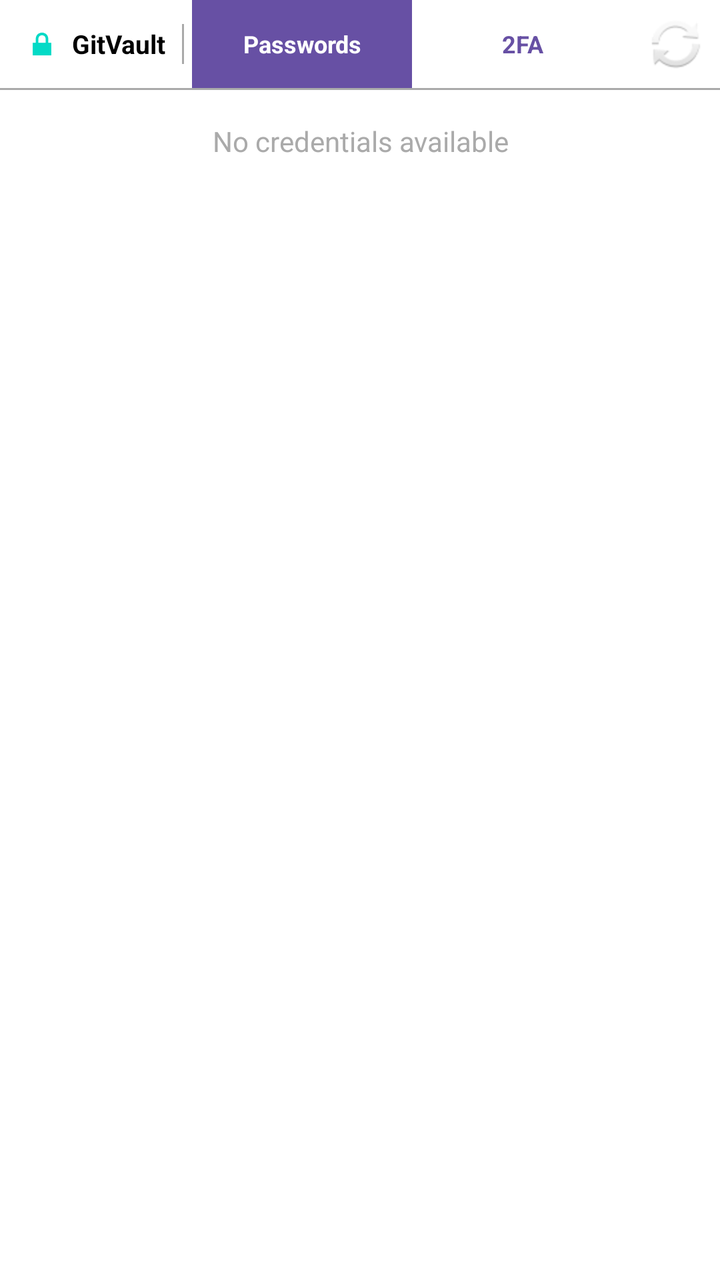
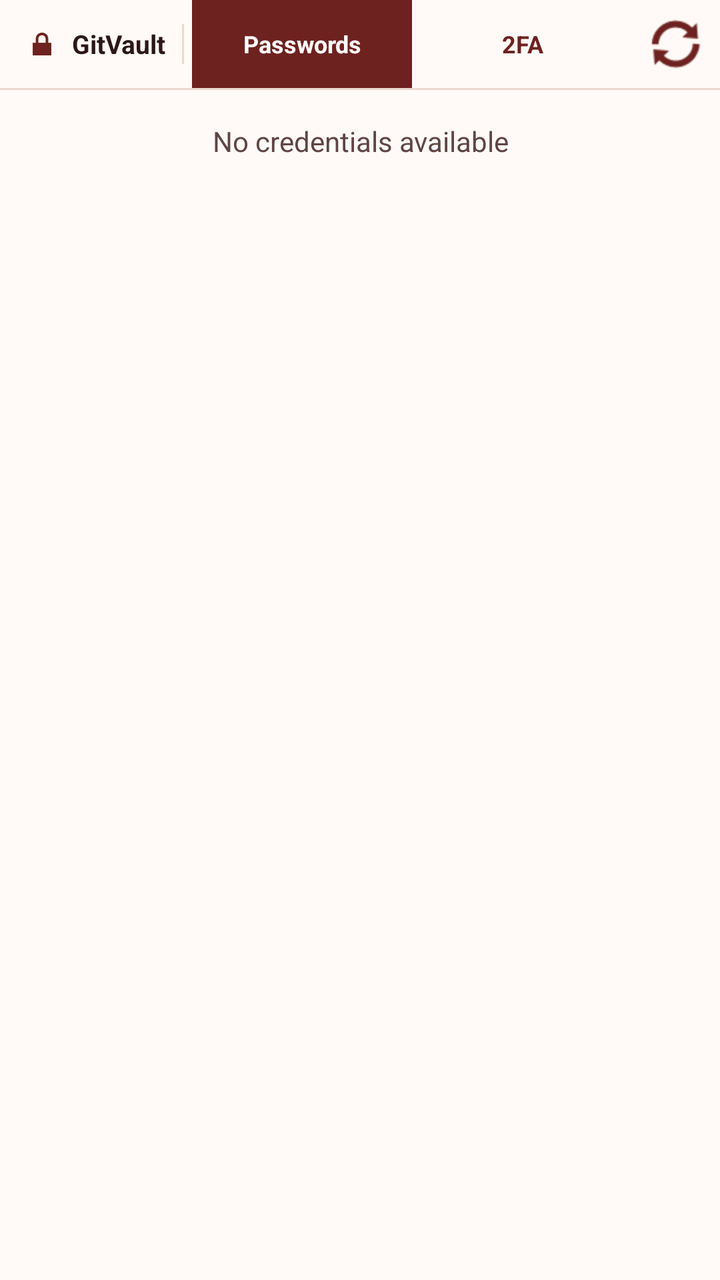

Before-and-after screenshots of an Android layout around one commit, followed by the original layout XML and the change that was made.
<!-- AndroidManifest.xml: fallback theme Theme.MaterialComponents.DayNight.NoActionBar -->
<!-- res/layout/ime_toolbar.xml -->
<?xml version="1.0" encoding="utf-8"?>
<LinearLayout xmlns:android="http://schemas.android.com/apk/res/android"
    android:id="@+id/ime_root"
    android:layout_width="match_parent"
    android:layout_height="wrap_content"
    android:orientation="vertical"
    android:background="@android:color/white">

    
    <LinearLayout
        android:id="@+id/ime_header"
        android:layout_width="match_parent"
        android:layout_height="44dp"
        android:orientation="horizontal"
        android:gravity="center_vertical"
        android:paddingStart="12dp"
        android:paddingEnd="4dp"
        android:background="@android:color/white">

        <ImageView
            android:id="@+id/ime_lock_icon"
            android:layout_width="18dp"
            android:layout_height="18dp"
            android:layout_marginEnd="6dp"
            android:contentDescription="@string/ime_lock_icon"
            android:src="@android:drawable/ic_lock_lock" />

        <TextView
            android:id="@+id/ime_title"
            android:layout_width="wrap_content"
            android:layout_height="wrap_content"
            android:layout_marginEnd="8dp"
            android:text="@string/app_name"
            android:textSize="13sp"
            android:textStyle="bold"
            android:textColor="@android:color/black" />

        <View
            android:id="@+id/ime_title_divider"
            android:layout_width="1dp"
            android:layout_height="20dp"
            android:layout_marginEnd="4dp"
            android:background="@android:color/darker_gray" />

        <TextView
            android:id="@+id/tab_passwords"
            android:layout_width="0dp"
            android:layout_height="match_parent"
            android:layout_weight="1"
            android:text="Passwords"
            android:textSize="12sp"
            android:textStyle="bold"
            android:gravity="center"
            android:clickable="true"
            android:focusable="true"
            android:textColor="@android:color/white"
            android:background="#6750A4" />

        <TextView
            android:id="@+id/tab_2fa"
            android:layout_width="0dp"
            android:layout_height="match_parent"
            android:layout_weight="1"
            android:text="2FA"
            android:textSize="12sp"
            android:textStyle="bold"
            android:gravity="center"
            android:clickable="true"
            android:focusable="true"
            android:textColor="#6750A4"
            android:background="@android:color/white" />

        <ImageButton
            android:id="@+id/ime_load_credentials"
            android:layout_width="36dp"
            android:layout_height="36dp"
            android:layout_marginStart="4dp"
            android:background="@android:color/transparent"
            android:contentDescription="Reload"
            android:src="@android:drawable/ic_popup_sync" />

    </LinearLayout>

    
    <View
        android:id="@+id/ime_divider"
        android:layout_width="match_parent"
        android:layout_height="1dp"
        android:background="@android:color/darker_gray" />

    
    <TextView
        android:id="@+id/ime_message"
        android:layout_width="match_parent"
        android:layout_height="wrap_content"
        android:padding="16dp"
        android:text="@string/ime_empty_state"
        android:textAlignment="center"
        android:textColor="@android:color/darker_gray"
        android:background="@android:color/white"
        android:visibility="visible" />

    
    <ScrollView
        android:id="@+id/ime_credentials_scroll"
        android:layout_width="match_parent"
        android:layout_height="120dp"
        android:background="@android:color/white"
        android:visibility="gone">

        <LinearLayout
            android:id="@+id/ime_credentials_list"
            android:layout_width="match_parent"
            android:layout_height="wrap_content"
            android:orientation="vertical" />

    </ScrollView>

</LinearLayout>
<!-- resources referenced by this layout -->
<resources>
  <string name="app_name">GitVault</string>
  <string name="ime_empty_state">No credentials available</string>
  <string name="ime_lock_icon">Lock icon</string>
</resources>

<!-- the commit's change to res/layout/ime_toolbar.xml (unified diff, before → after) -->
@@ -4,7 +4,7 @@
     android:layout_width="match_parent"
     android:layout_height="wrap_content"
     android:orientation="vertical"
-    android:background="@android:color/white">
+    android:background="@color/ime_surface">
 
     
     <LinearLayout
@@ -15,7 +15,7 @@
         android:gravity="center_vertical"
         android:paddingStart="12dp"
         android:paddingEnd="4dp"
-        android:background="@android:color/white">
+        android:background="@color/ime_surface">
 
         <ImageView
             android:id="@+id/ime_lock_icon"
@@ -23,7 +23,8 @@
             android:layout_height="18dp"
             android:layout_marginEnd="6dp"
             android:contentDescription="@string/ime_lock_icon"
-            android:src="@android:drawable/ic_lock_lock" />
+            android:src="@android:drawable/ic_lock_lock"
+            android:tint="@color/ime_accent" />
 
         <TextView
             android:id="@+id/ime_title"
@@ -33,14 +34,14 @@
             android:text="@string/app_name"
             android:textSize="13sp"
             android:textStyle="bold"
-            android:textColor="@android:color/black" />
+            android:textColor="@color/ime_text" />
 
         <View
             android:id="@+id/ime_title_divider"
             android:layout_width="1dp"
             android:layout_height="20dp"
             android:layout_marginEnd="4dp"
-            android:background="@android:color/darker_gray" />
+            android:background="@color/ime_divider" />
 
         <TextView
             android:id="@+id/tab_passwords"
@@ -53,8 +54,8 @@
             android:gravity="center"
             android:clickable="true"
             android:focusable="true"
-            android:textColor="@android:color/white"
-            android:background="#6750A4" />
+            android:textColor="@color/ime_on_oxblood"
+            android:background="@color/ime_oxblood" />
 
         <TextView
             android:id="@+id/tab_2fa"
@@ -67,8 +68,8 @@
             android:gravity="center"
             android:clickable="true"
             android:focusable="true"
-            android:textColor="#6750A4"
-            android:background="@android:color/white" />
+            android:textColor="@color/ime_tab_inactive"
+            android:background="@color/ime_surface" />
 
         <ImageButton
             android:id="@+id/ime_load_credentials"
@@ -77,7 +78,8 @@
             android:layout_marginStart="4dp"
             android:background="@android:color/transparent"
             android:contentDescription="Reload"
-            android:src="@android:drawable/ic_popup_sync" />
+            android:src="@android:drawable/ic_popup_sync"
+            android:tint="@color/ime_accent" />
 
     </LinearLayout>
 
@@ -86,7 +88,7 @@
         android:id="@+id/ime_divider"
         android:layout_width="match_parent"
         android:layout_height="1dp"
-        android:background="@android:color/darker_gray" />
+        android:background="@color/ime_divider" />
 
     
     <TextView
@@ -96,8 +98,8 @@
         android:padding="16dp"
         android:text="@string/ime_empty_state"
         android:textAlignment="center"
-        android:textColor="@android:color/darker_gray"
-        android:background="@android:color/white"
+        android:textColor="@color/ime_muted"
+        android:background="@color/ime_surface"
         android:visibility="visible" />
 
     
@@ -105,7 +107,7 @@
         android:id="@+id/ime_credentials_scroll"
         android:layout_width="match_parent"
         android:layout_height="120dp"
-        android:background="@android:color/white"
+        android:background="@color/ime_surface"
         android:visibility="gone">
 
         <LinearLayout
<!-- resource entries referenced after the edit -->
@@ -1,5 +1,13 @@
 <!-- resources referenced by this layout -->
 <resources>
+  <color name="ime_accent">#6D221F</color>
+  <color name="ime_divider">#ECD8CF</color>
+  <color name="ime_muted">#5F4543</color>
+  <color name="ime_on_oxblood">#FFFFFF</color>
+  <color name="ime_oxblood">#6D221F</color>
+  <color name="ime_surface">#FFFAF7</color>
+  <color name="ime_tab_inactive">#6D221F</color>
+  <color name="ime_text">#2C1718</color>
   <string name="app_name">GitVault</string>
   <string name="ime_empty_state">No credentials available</string>
   <string name="ime_lock_icon">Lock icon</string>
